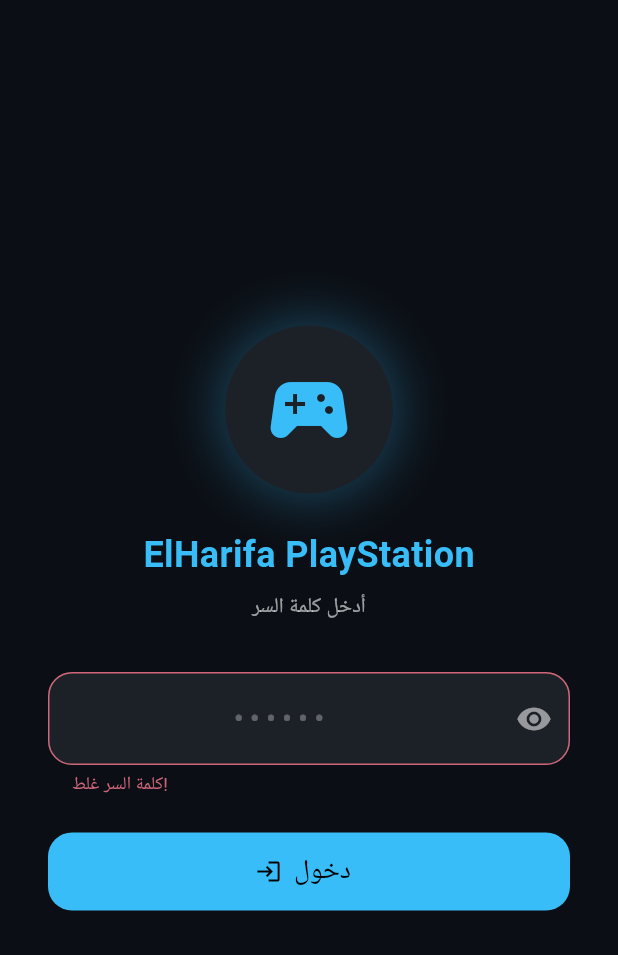
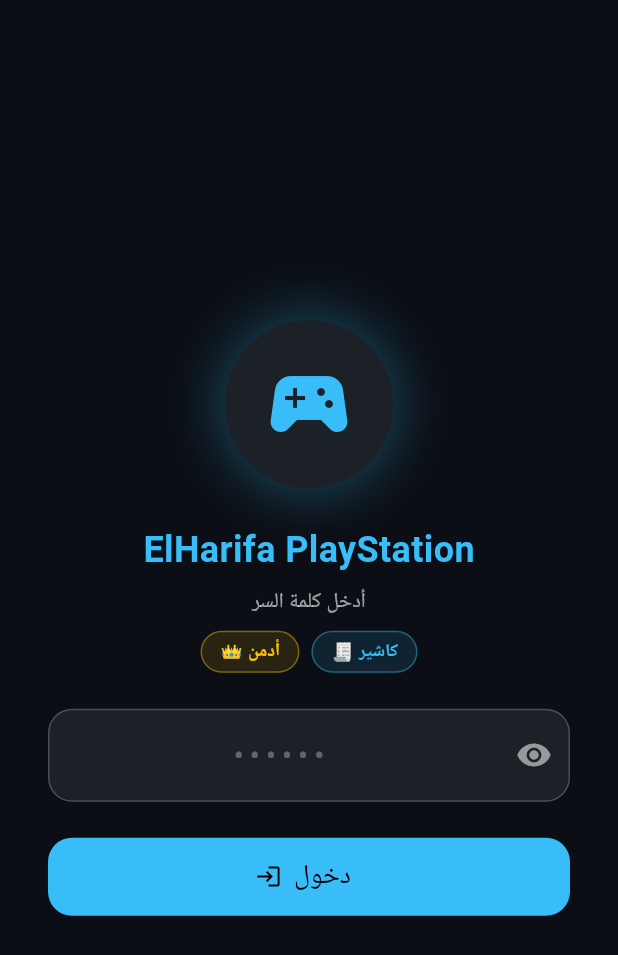
Before and after one commit to ibrahimshoshaa/ps-harifa-flutter, a Flutter app: the LoginScreen screen opened directly, after a tap on "دخول", on a phone screen of 412 x 824 dp. Shown: the top 955 px of the screen. Run offline on Flutter 3.47's test engine with Material 3 defaults, Android fonts, the phone set to English and light mode, and no system bars; our stand-ins replace shared_preferences; accounts and stored records are empty; network calls fail; statements that could not run were skipped.

Commit message:
Update login_screen.dart

```diff
--- a/lib/screens/login_screen.dart
+++ b/lib/screens/login_screen.dart
@@ -34,8 +34,8 @@
   }
 
   void _tryLogin() {
-    final ok = context.read<AppState>().login(_controller.text);
-    if (!ok) {
+    final result = context.read<AppState>().login(_controller.text);
+    if (result == null) {
       setState(() => _error = true);
       _shakeCtrl.forward(from: 0);
     }
@@ -76,7 +76,17 @@
               const SizedBox(height: 8),
               Text('أدخل كلمة السر',
                   style: TextStyle(color: Colors.white.withOpacity(0.6))),
-              const SizedBox(height: 32),
+              const SizedBox(height: 8),
+              // hint for roles
+              Row(
+                mainAxisAlignment: MainAxisAlignment.center,
+                children: [
+                  _RoleBadge('👑 أدمن', Colors.amber),
+                  const SizedBox(width: 8),
+                  _RoleBadge('🧾 كاشير', const Color(0xFF38bdf8)),
+                ],
+              ),
+              const SizedBox(height: 24),
 
               // Password field with shake animation
               AnimatedBuilder(
@@ -84,7 +94,9 @@
                 builder: (ctx, child) => Transform.translate(
                   offset: Offset(
                       _shakeCtrl.isAnimating
-                          ? (_shakeCtrl.value < 0.5 ? -_shakeAnim.value : _shakeAnim.value)
+                          ? (_shakeCtrl.value < 0.5
+                              ? -_shakeAnim.value
+                              : _shakeAnim.value)
                           : 0,
                       0),
                   child: child,
@@ -102,7 +114,8 @@
                     border: OutlineInputBorder(
                       borderRadius: BorderRadius.circular(16),
                       borderSide: BorderSide(
-                          color: _error ? Colors.red : const Color(0xFF38bdf8)),
+                          color:
+                              _error ? Colors.red : const Color(0xFF38bdf8)),
                     ),
                     enabledBorder: OutlineInputBorder(
                       borderRadius: BorderRadius.circular(16),
@@ -118,7 +131,9 @@
                     ),
                     suffixIcon: IconButton(
                       icon: Icon(
-                          _obscure ? Icons.visibility : Icons.visibility_off,
+                          _obscure
+                              ? Icons.visibility
+                              : Icons.visibility_off,
                           color: Colors.white54),
                       onPressed: () => setState(() => _obscure = !_obscure),
                     ),
@@ -151,3 +166,24 @@
     );
   }
 }
+
+class _RoleBadge extends StatelessWidget {
+  final String label;
+  final Color color;
+  const _RoleBadge(this.label, this.color);
+
+  @override
+  Widget build(BuildContext context) {
+    return Container(
+      padding: const EdgeInsets.symmetric(horizontal: 12, vertical: 4),
+      decoration: BoxDecoration(
+        color: color.withOpacity(0.12),
+        borderRadius: BorderRadius.circular(20),
+        border: Border.all(color: color.withOpacity(0.4)),
+      ),
+      child: Text(label,
+          style:
+              TextStyle(color: color, fontSize: 12, fontWeight: FontWeight.bold)),
+    );
+  }
+}
```
